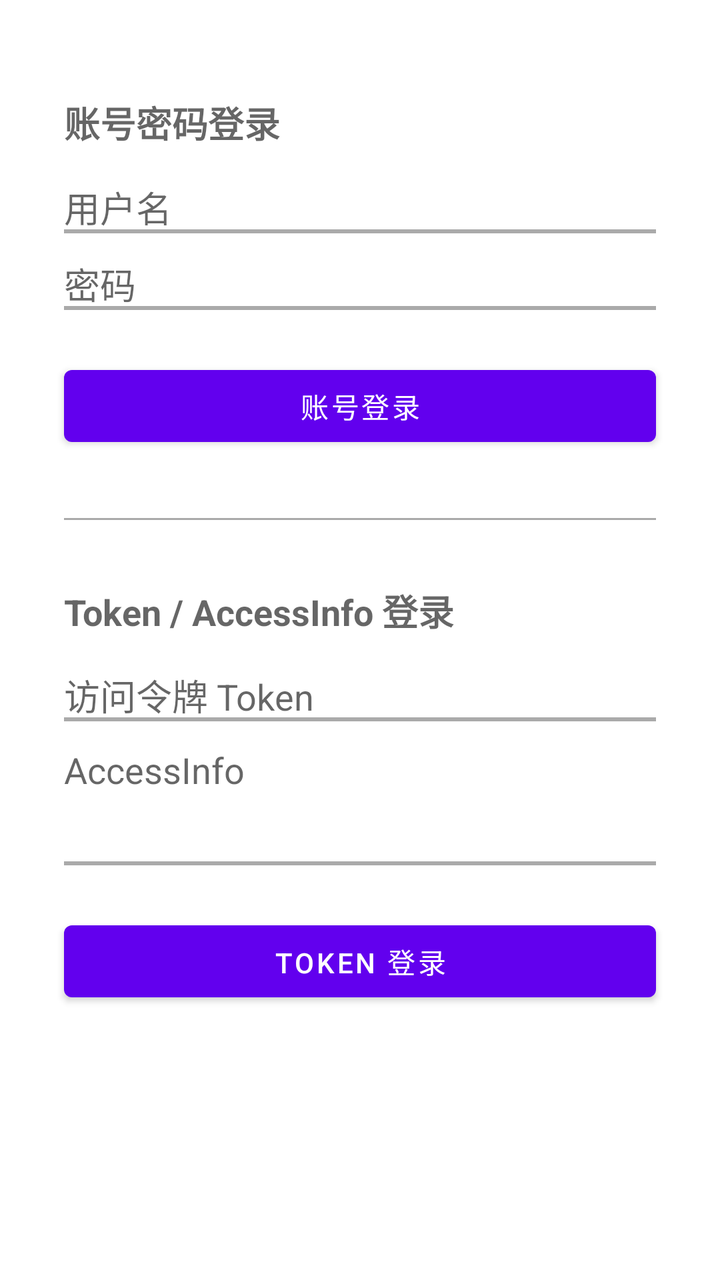
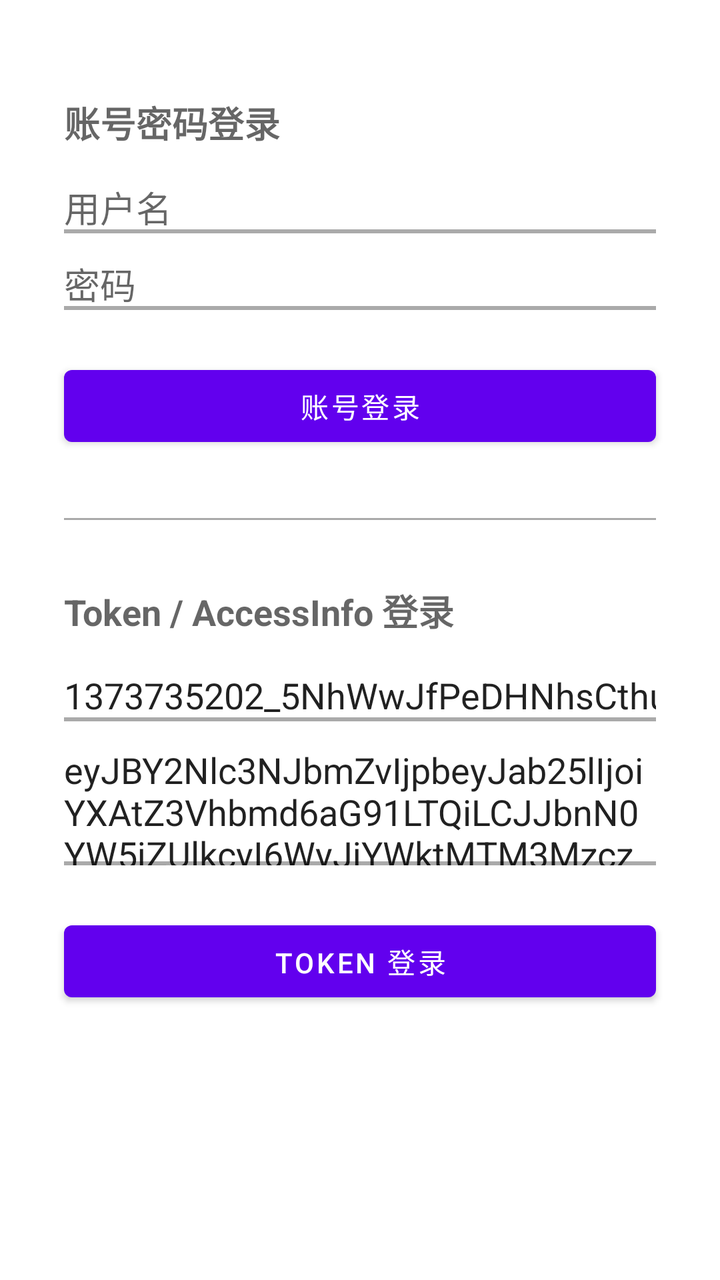

Screens rendered from an Android XML layout before and after an edit, with the pre-edit source and the edit as a unified diff.
<!-- AndroidManifest.xml: application theme Theme.TcrCloudStreamDemo -->
<!-- res/layout/activity_login.xml -->
<?xml version="1.0" encoding="utf-8"?>
<androidx.constraintlayout.widget.ConstraintLayout xmlns:android="http://schemas.android.com/apk/res/android"
        xmlns:app="http://schemas.android.com/apk/res-auto"
        xmlns:tools="http://schemas.android.com/tools"
        android:id="@+id/main"
        android:layout_width="match_parent"
        android:layout_height="match_parent"
        tools:context="com.tencent.tcr.demo.cloudphone.operator.ui.LoginActivity">

    <TextView
            android:id="@+id/tvAccountLoginTitle"
            android:layout_width="0dp"
            android:layout_height="wrap_content"
            android:layout_marginHorizontal="32dp"
            android:layout_marginTop="48dp"
            android:text="账号密码登录"
            android:textAppearance="@style/TextAppearance.AppCompat.Medium"
            android:textStyle="bold"
            app:layout_constraintTop_toTopOf="parent"
            app:layout_constraintStart_toStartOf="parent"
            app:layout_constraintEnd_toEndOf="parent" />

    <EditText
            android:id="@+id/etUsername"
            android:layout_width="0dp"
            android:layout_height="wrap_content"
            android:layout_marginTop="16dp"
            android:layout_marginHorizontal="32dp"
            android:background="@drawable/bg_login_edittext"
            android:hint="用户名"
            android:inputType="text"
            app:layout_constraintTop_toBottomOf="@id/tvAccountLoginTitle"
            app:layout_constraintStart_toStartOf="parent"
            app:layout_constraintEnd_toEndOf="parent" />

    <EditText
            android:id="@+id/etPassword"
            android:layout_width="0dp"
            android:layout_height="wrap_content"
            android:layout_marginTop="12dp"
            android:layout_marginHorizontal="32dp"
            android:background="@drawable/bg_login_edittext"
            android:hint="密码"
            android:inputType="textPassword"
            app:layout_constraintTop_toBottomOf="@id/etUsername"
            app:layout_constraintStart_toStartOf="parent"
            app:layout_constraintEnd_toEndOf="parent" />

    <Button
            android:id="@+id/btnLogin"
            android:layout_width="0dp"
            android:layout_height="wrap_content"
            android:layout_marginTop="24dp"
            android:layout_marginHorizontal="32dp"
            android:text="账号登录"
            app:layout_constraintTop_toBottomOf="@id/etPassword"
            app:layout_constraintStart_toStartOf="parent"
            app:layout_constraintEnd_toEndOf="parent" />

    <View
            android:id="@+id/divider"
            android:layout_width="0dp"
            android:layout_height="1dp"
            android:layout_marginHorizontal="32dp"
            android:layout_marginTop="32dp"
            android:background="@android:color/darker_gray"
            app:layout_constraintTop_toBottomOf="@id/btnLogin"
            app:layout_constraintStart_toStartOf="parent"
            app:layout_constraintEnd_toEndOf="parent" />

    <TextView
            android:id="@+id/tvTokenLoginTitle"
            android:layout_width="0dp"
            android:layout_height="wrap_content"
            android:layout_marginHorizontal="32dp"
            android:layout_marginTop="32dp"
            android:text="Token / AccessInfo 登录"
            android:textAppearance="@style/TextAppearance.AppCompat.Medium"
            android:textStyle="bold"
            app:layout_constraintTop_toBottomOf="@id/divider"
            app:layout_constraintStart_toStartOf="parent"
            app:layout_constraintEnd_toEndOf="parent" />

    <EditText
            android:id="@+id/etToken"
            android:layout_width="0dp"
            android:layout_height="wrap_content"
            android:layout_marginTop="16dp"
            android:layout_marginHorizontal="32dp"
            android:background="@drawable/bg_login_edittext"
            android:hint="访问令牌 Token"
            android:inputType="text"
            app:layout_constraintTop_toBottomOf="@id/tvTokenLoginTitle"
            app:layout_constraintStart_toStartOf="parent"
            app:layout_constraintEnd_toEndOf="parent" />

    <EditText
            android:id="@+id/etAccessInfo"
            android:layout_width="0dp"
            android:layout_height="60dp"
            android:layout_marginTop="12dp"
            android:layout_marginHorizontal="32dp"
            android:background="@drawable/bg_login_edittext"
            android:gravity="top|start"
            android:hint="AccessInfo"
            android:inputType="textMultiLine|textNoSuggestions"
            android:minLines="4"
            android:overScrollMode="ifContentScrolls"
            app:layout_constraintTop_toBottomOf="@id/etToken"
            app:layout_constraintStart_toStartOf="parent"
            app:layout_constraintEnd_toEndOf="parent" />

    <Button
            android:id="@+id/btnTokenLogin"
            android:layout_width="0dp"
            android:layout_height="wrap_content"
            android:layout_marginTop="24dp"
            android:layout_marginHorizontal="32dp"
            android:layout_marginBottom="40dp"
            android:text="Token 登录"
            app:layout_constraintTop_toBottomOf="@id/etAccessInfo"
            app:layout_constraintStart_toStartOf="parent"
            app:layout_constraintEnd_toEndOf="parent" />

</androidx.constraintlayout.widget.ConstraintLayout>
<!-- resources referenced by this layout -->
<resources>
  <!-- drawable bg_login_edittext (drawable) -->
  <?xml version="1.0" encoding="utf-8"?>
  <layer-list xmlns:android="http://schemas.android.com/apk/res/android">
      
      <item android:bottom="4dp">
          <shape android:shape="rectangle">
              <solid android:color="@android:color/transparent" />
          </shape>
      </item>
  
      
      <item android:gravity="bottom">
          <shape android:shape="rectangle">
              <size android:height="2dp" />
              <solid android:color="@android:color/darker_gray" />
          </shape>
      </item>
  </layer-list>
  <style name="Theme.TcrCloudStreamDemo" parent="Theme.MaterialComponents.Light.DarkActionBar">
          
          <item name="colorPrimary">@color/purple_500</item>
          <item name="colorPrimaryVariant">@color/purple_700</item>
          <item name="colorOnPrimary">@color/white</item>
          
          <item name="colorSecondary">@color/teal_200</item>
          <item name="colorSecondaryVariant">@color/teal_700</item>
          <item name="colorOnSecondary">@color/black</item>
          
          <item name="android:windowLayoutInDisplayCutoutMode">shortEdges</item>
          <item name="android:fitsSystemWindows">true</item>
          <item name="android:windowLightStatusBar">true</item>
          
          <item name="actionBarSize">40dp</item>
      </style>
  <color name="purple_500">#FF6200EE</color>
  <color name="purple_700">#FF3700B3</color>
  <color name="white">#FFFFFFFF</color>
  <color name="teal_200">#FF03DAC5</color>
  <color name="teal_700">#FF018786</color>
  <color name="black">#FF000000</color>
</resources>

<!-- the commit's change to res/layout/activity_login.xml (unified diff, before → after) -->
@@ -89,6 +89,7 @@
             android:layout_marginHorizontal="32dp"
             android:background="@drawable/bg_login_edittext"
             android:hint="访问令牌 Token"
+            android:text="1373735202_5NhWwJfPeDHNhsCthuMmHRD9hyiSbn68AjgxNmcLyrIkq6PmY4ch3"
             android:inputType="text"
             app:layout_constraintTop_toBottomOf="@id/tvTokenLoginTitle"
             app:layout_constraintStart_toStartOf="parent"
@@ -103,6 +104,7 @@
             android:background="@drawable/bg_login_edittext"
             android:gravity="top|start"
             android:hint="AccessInfo"
+            android:text="eyJBY2Nlc3NJbmZvIjpbeyJab25lIjoiYXAtZ3Vhbmd6aG91LTQiLCJJbnN0YW5jZUlkcyI6WyJjYWktMTM3MzczNTIwMi1lYTVicm9kbXhnYiJdLCJPcGVyYXRvckFkZHJlc3MiOiJodHRwczovL2FwLWd1YW5nemhvdS00LW9wZXJhdG9yLmNhaS5jcnRyY2xvdWQuY29tOjEwMDg4IiwiV2ViU29ja2V0QWRkcmVzcyI6IndzOi8vYXAtZ3Vhbmd6aG91LTQtbWVkaWFzZXJ2ZXIuY2FpLmNydHJjbG91ZC5jb206MjAwODAiLCJXZWJTb2NrZXRTZWN1cmVBZGRyZXNzIjoid3NzOi8vYXAtZ3Vhbmd6aG91LTQtbWVkaWFzZXJ2ZXIuY2FpLmNydHJjbG91ZC5jb206MjA0NDMiLCJXZWJSVENBZGRyZXNzIjoiaHR0cHM6Ly9hcC1ndWFuZ3pob3UtNC13ZWJydGNzZXJ2ZXIuY2FpLmNydHJjbG91ZC5jb206MjE0NDMiLCJXZWJSVENCYWNrdXBBZGRyZXNzIjoiaHR0cHM6Ly9hcC1ndWFuZ3pob3UtNC13ZWJydGNzZXJ2ZXJiYWNrdXAuY2FpLmNydHJjbG91ZC5jb206MjE0NDMiLCJSZXZlcnNlUHJveHlBZGRyZXNzIjoiaHR0cHM6Ly9hcC1ndWFuZ3pob3UtNC1yZXZlcnNlcHJveHkuY2FpLmNydHJjbG91ZC5jb206MjcwMDEiLCJJbnN0YW5jZXNJbmZvIjpbeyJJbnN0YW5jZUlkIjoiY2FpLTEzNzM3MzUyMDItZWE1YnJvZG14Z2IiLCJEYXRhIjp7IkFwcElkIjoxMzczNzM1MjAyLCJUaW1lc3RhbXAiOjE3OTA3ODU0MzMsIkV4cGlyZXNBdCI6MTc5MDc4NTQzMywiU2VjcmV0SWQiOiIwT2Rib255UWVvbEFydE55IiwiU2lnbiI6IjA3ODFjNTU3MTU2MTUwZmEiLCJQcml2YXRlQWRkciI6IjEwLjIxOC4xMDYuMTY6ODA4MCIsIlVwbG9hZGVyUHJveHlJUCI6IiJ9fV19XX0="
             android:inputType="textMultiLine|textNoSuggestions"
             android:minLines="4"
             android:overScrollMode="ifContentScrolls"
